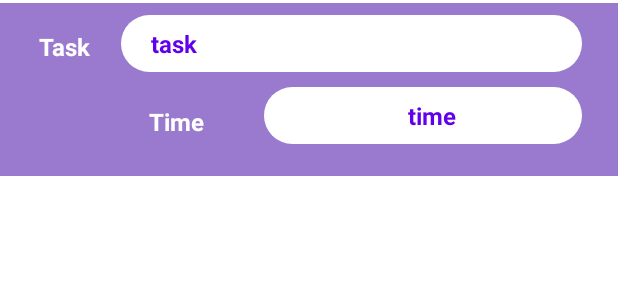
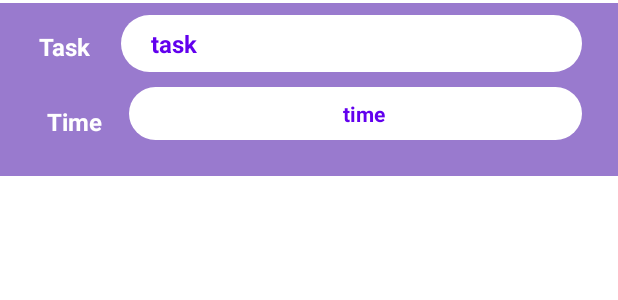
Before and after one commit to undiscovered-genius/Notify_Task, an Android app: the layout list_item_single.xml on its own in the app's theme, with its tools: preview values and no code run, on a phone screen of 412 x 824 dp. Shown: the top 300 px of the screen. Run offline under Robolectric (Android 15) with nearby library versions, the phone set to English and light mode, and no system bars.

Commit message:
fixed loading error

```diff
--- a/app/src/main/java/com/example/tasknotification/TaskActivity.java
+++ b/app/src/main/java/com/example/tasknotification/TaskActivity.java
@@ -35,8 +35,10 @@ import java.util.Calendar;
 import java.util.Date;
 import java.util.HashMap;
 import java.util.Map;
+import java.text.DateFormat;
 
 import static android.app.AlarmManager.RTC_WAKEUP;
+import static okhttp3.internal.http.HttpDate.format;
 
 public class TaskActivity extends AppCompatActivity{
 
@@ -75,7 +77,7 @@ public class TaskActivity extends AppCompatActivity{
             public void onClick(View v) {
                 int hour = timePicker.getCurrentHour();
                 int minute = timePicker.getCurrentMinute();
-                final String task ;
+                final String task ,dt;
                 task = editText.getText().toString();
 
                 Calendar startTime = Calendar.getInstance();
@@ -84,6 +86,7 @@ public class TaskActivity extends AppCompatActivity{
                 startTime.set(Calendar.SECOND, 0);
                 final long alarmStartTime = startTime.getTimeInMillis();
                 Date time = startTime.getTime();
+                dt = String.valueOf(time);
 
                 alarm.set(AlarmManager.RTC_WAKEUP, alarmStartTime, alarmIntent);
                 Toast.makeText(TaskActivity.this, "Done", Toast.LENGTH_SHORT).show();
@@ -95,7 +98,7 @@ public class TaskActivity extends AppCompatActivity{
                         final DocumentReference documentReference= firebaseFirestore.collection(userid).document(task);
                         Map<String,Object> user = new HashMap<>();
                         user.put("task",task);
-                        user.put("time",time);
+                        user.put("time",dt);
                         documentReference.set(user).addOnSuccessListener(new OnSuccessListener<Void>() {
                             @Override
                             public void onSuccess(Void aVoid) {
--- a/app/src/main/res/layout/list_item_single.xml
+++ b/app/src/main/res/layout/list_item_single.xml
@@ -1,15 +1,17 @@
 <?xml version="1.0" encoding="utf-8"?>
 <androidx.constraintlayout.widget.ConstraintLayout xmlns:android="http://schemas.android.com/apk/res/android"
+    xmlns:app="http://schemas.android.com/apk/res-auto"
     android:layout_width="match_parent"
-    android:layout_height="match_parent"
-    xmlns:app="http://schemas.android.com/apk/res-auto">
+    android:layout_height="wrap_content">
 
     <androidx.viewpager.widget.ViewPager
         android:id="@+id/viewPager"
         android:layout_width="0dp"
         android:layout_height="115dp"
         android:layout_marginTop="2dp"
+        android:layout_marginBottom="2dp"
         android:background="#AB673AB7"
+        app:layout_constraintBottom_toBottomOf="parent"
         app:layout_constraintEnd_toEndOf="parent"
         app:layout_constraintStart_toStartOf="parent"
         app:layout_constraintTop_toTopOf="parent" />
@@ -36,7 +38,7 @@
         android:id="@+id/list_quantity"
         android:layout_width="0dp"
         android:layout_height="wrap_content"
-        android:layout_marginStart="32dp"
+        android:layout_marginStart="10dp"
         android:layout_marginTop="10dp"
         android:layout_marginEnd="24dp"
         android:background="@drawable/edittext"
@@ -45,7 +47,7 @@
         android:text="time"
         android:textAlignment="center"
         android:textColor="#FF6200EE"
-        android:textSize="16sp"
+        android:textSize="14sp"
         android:textStyle="bold"
         app:layout_constraintEnd_toEndOf="parent"
         app:layout_constraintStart_toEndOf="@+id/textView8"
@@ -78,7 +80,7 @@
         android:textSize="16sp"
         android:textStyle="bold"
         app:layout_constraintEnd_toEndOf="parent"
-        app:layout_constraintHorizontal_bias="0.25"
+        app:layout_constraintHorizontal_bias="0.06"
         app:layout_constraintStart_toStartOf="parent"
         app:layout_constraintTop_toBottomOf="@+id/textView6" />
 
```
